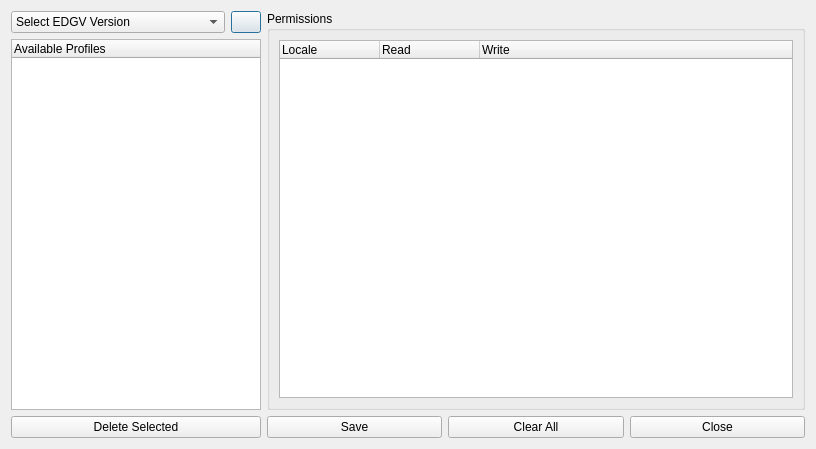
Before: the Qt Designer form UserTools/serverProfilesManager.ui in dsgoficial/DsgTools, drawn with Qt 5.
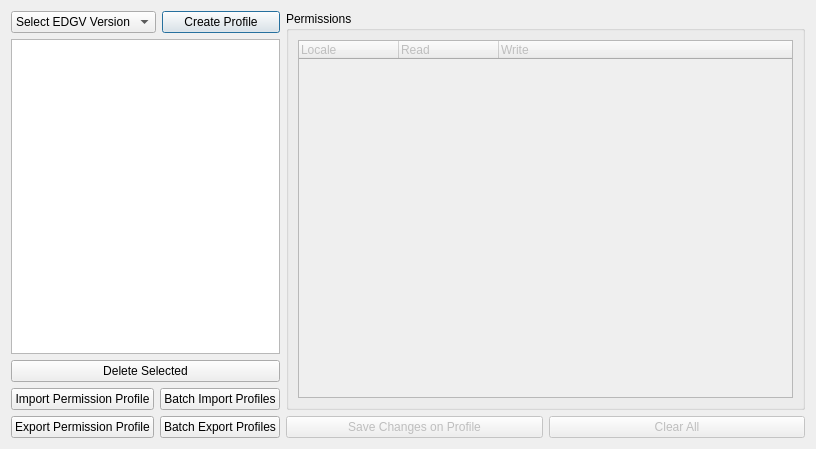
After: the same form once the commit is applied. Icons and pictures are not drawn.

Commit message: server profiles first engine

```diff
--- a/UserTools/serverProfilesManager.ui
+++ b/UserTools/serverProfilesManager.ui
@@ -40,19 +40,19 @@
        <item>
         <widget class="QPushButton" name="createPermissionPushButton">
          <property name="sizePolicy">
-          <sizepolicy hsizetype="Fixed" vsizetype="Fixed">
+          <sizepolicy hsizetype="Fixed" vsizetype="Minimum">
            <horstretch>0</horstretch>
            <verstretch>0</verstretch>
           </sizepolicy>
          </property>
          <property name="maximumSize">
           <size>
-           <width>30</width>
+           <width>120</width>
            <height>25</height>
           </size>
          </property>
          <property name="text">
-          <string/>
+          <string>Create Profile</string>
          </property>
          <property name="icon">
           <iconset resource="../resources.qrc">
@@ -63,7 +63,7 @@
       </layout>
      </item>
      <item>
-      <widget class="QTreeWidget" name="customizationTreeWidget">
+      <widget class="QListWidget" name="profilesListWidget">
        <property name="sizePolicy">
         <sizepolicy hsizetype="Maximum" vsizetype="Expanding">
          <horstretch>0</horstretch>
@@ -72,15 +72,13 @@
        </property>
        <property name="maximumSize">
         <size>
-         <width>250</width>
+         <width>350</width>
          <height>16777215</height>
         </size>
        </property>
-       <column>
-        <property name="text">
-         <string>Available Profiles</string>
-        </property>
-       </column>
+       <property name="editTriggers">
+        <set>QAbstractItemView::CurrentChanged|QAbstractItemView::DoubleClicked|QAbstractItemView::EditKeyPressed|QAbstractItemView::SelectedClicked</set>
+       </property>
       </widget>
      </item>
      <item>
@@ -94,6 +92,46 @@
        </property>
       </widget>
      </item>
+     <item>
+      <layout class="QHBoxLayout" name="horizontalLayout_2">
+       <item>
+        <layout class="QVBoxLayout" name="verticalLayout_3">
+         <item>
+          <widget class="QPushButton" name="importPushButton">
+           <property name="text">
+            <string>Import Permission Profile</string>
+           </property>
+          </widget>
+         </item>
+         <item>
+          <widget class="QPushButton" name="exportPushButton">
+           <property name="text">
+            <string>Export Permission Profile</string>
+           </property>
+          </widget>
+         </item>
+        </layout>
+       </item>
+       <item>
+        <layout class="QVBoxLayout" name="verticalLayout_2">
+         <item>
+          <widget class="QPushButton" name="batchImportPushButton">
+           <property name="text">
+            <string>Batch Import Profiles</string>
+           </property>
+          </widget>
+         </item>
+         <item>
+          <widget class="QPushButton" name="batchExportPushButton">
+           <property name="text">
+            <string>Batch Export Profiles</string>
+           </property>
+          </widget>
+         </item>
+        </layout>
+       </item>
+      </layout>
+     </item>
     </layout>
    </item>
    <item row="0" column="1">
@@ -106,6 +144,9 @@
        <layout class="QGridLayout" name="gridLayout">
         <item row="0" column="0">
          <widget class="QTreeWidget" name="treeWidget">
+          <property name="enabled">
+           <bool>false</bool>
+          </property>
           <property name="rootIsDecorated">
            <bool>true</bool>
           </property>
@@ -145,25 +186,24 @@
       <layout class="QHBoxLayout" name="horizontalLayout">
        <item>
         <widget class="QPushButton" name="saveButton">
+         <property name="enabled">
+          <bool>false</bool>
+         </property>
          <property name="text">
-          <string>Save</string>
+          <string>Save Changes on Profile</string>
          </property>
         </widget>
        </item>
        <item>
         <widget class="QPushButton" name="clearButton">
+         <property name="enabled">
+          <bool>false</bool>
+         </property>
          <property name="text">
           <string>Clear All</string>
          </property>
         </widget>
        </item>
-       <item>
-        <widget class="QPushButton" name="closeButton">
-         <property name="text">
-          <string>Close</string>
-         </property>
-        </widget>
-       </item>
       </layout>
      </item>
     </layout>
```
Left out of the diff: 2 changed lines with no effect on the pictures. The commit also changes 2 other files.
